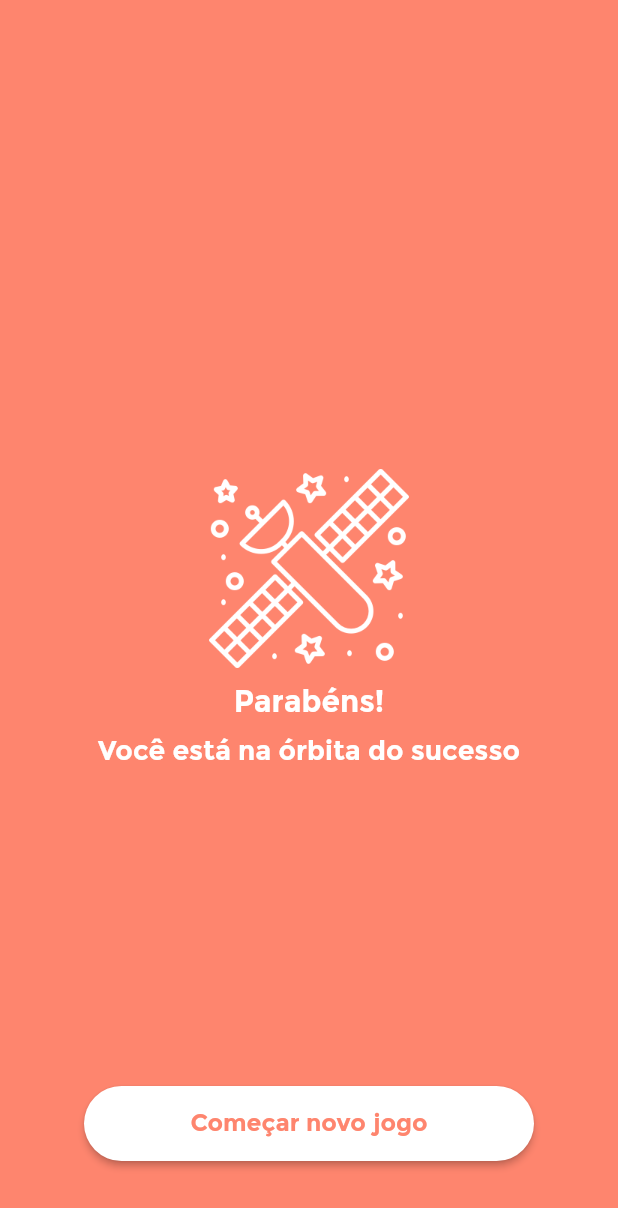
After one commit to Novatics/nasa, a Flutter app: the screen it shows after launch, after a tap on "Congratulations", on a phone screen of 412 x 824 dp. The commit adds this screen. Shown: the top 1208 px of the screen. Run offline on Flutter 3.47's test engine with Material 2 defaults, Android fonts, the phone set to English and light mode, and no system bars; our stand-ins replace camera, geolocator; missing offline and left inert: qr_mobile_vision.

Commit message:
Congratulations

```diff
--- a/lib/main.dart
+++ b/lib/main.dart
@@ -5,6 +5,7 @@ import 'pages/HUD.dart';
 import 'pages/Home.dart';
 import 'pages/JoinGameForm.dart';
 import 'pages/NewGame.dart';
+import 'pages/Congratulations.dart';
 
 void main() async {
   Position position = await Geolocator()
@@ -107,6 +108,13 @@ class _MyHomePageState extends State<MyHomePage> {
                     context,
                     MaterialPageRoute(builder: (context) => HUD()),
                   ),
+                ),
+                RaisedButton(
+                  child: Text('Congratulations'),
+                  onPressed: () => Navigator.push(
+                    context,
+                    MaterialPageRoute(builder: (context) => Congratulations()),
+                  ),
                 )
               ],
             ),
--- /dev/null
+++ b/lib/pages/Congratulations.dart
@@ -0,0 +1,145 @@
+import 'package:flutter/material.dart';
+import 'JoinGameForm.dart';
+
+class Congratulations extends StatelessWidget {
+  void doSomething() {
+    print('Chamou!');
+  }
+
+  @override
+  Widget build(BuildContext context) {
+    return Scaffold(
+      body: DecoratedBox(
+        position: DecorationPosition.background,
+        decoration: BoxDecoration(color: Color.fromRGBO(254, 133, 110, 1)),
+        child: Stack(
+          children: <Widget>[
+            Positioned(
+              child: Align(
+                alignment: Alignment.center,
+                child: Column(
+                  mainAxisAlignment: MainAxisAlignment.center,
+                  children: <Widget>[
+                    Container(
+                        margin: EdgeInsets.only(bottom: 10),
+                        child: Image.asset(
+                          'assets/images/satelite.png',
+                          width: 133,
+                          height: 133,
+                        )),
+                    new Container(
+                      child: Text(
+                        "Parabéns!",
+                        style: TextStyle(
+                            fontFamily: 'Montreal',
+                            fontSize: 20,
+                            color: Color.fromRGBO(255, 255, 255, 1),
+                            fontWeight: FontWeight.bold),
+                      ),
+                      margin: const EdgeInsets.only(bottom: 10),
+                    ),
+                    new Container(
+                      child: Text(
+                        "Você está na órbita do sucesso",
+                        style: TextStyle(
+                            fontFamily: 'Montreal',
+                            fontSize: 18,
+                            color: Color.fromRGBO(255, 255, 255, 1),
+                            fontWeight: FontWeight.bold),
+                      ),
+                      margin: const EdgeInsets.only(top: 0),
+                    ),
+                  ],
+                ),
+              ),
+            ),
+            Center(
+              child: Column(
+                crossAxisAlignment: CrossAxisAlignment.center,
+                mainAxisSize: MainAxisSize.max,
+                mainAxisAlignment: MainAxisAlignment.end,
+                children: <Widget>[
+                  Container(
+                    width: 300,
+                    margin: EdgeInsets.only(bottom: 50),
+                    child: Center(
+                      child: MaterialButton(
+                        child: Row(
+                          mainAxisAlignment: MainAxisAlignment.center,
+                          children: <Widget>[
+                            Expanded(
+                              child: Text(
+                                'Começar novo jogo',
+                                textAlign: TextAlign.center,
+                                style: TextStyle(
+                                    fontFamily: 'Montreal',
+                                    fontSize: 16,
+                                    color: Color.fromRGBO(254, 133, 110, 1),
+                                    fontWeight: FontWeight.bold),
+                              ),
+                            ),
+                          ],
+                        ),
+                        onPressed: () => Navigator.push(
+                          context,
+                          MaterialPageRoute(
+                              builder: (context) => JoingGameForm()),
+                        ),
+                        color: Color.fromRGBO(255, 255, 255, 1),
+                        height: 50.0,
+                        minWidth: 300.0,
+                        shape: StadiumBorder(),
+                      ),
+                    ),
+                  ),
+                ],
+              ),
+            )
+          ],
+        ),
+      ),
+    );
+  }
+}
+
+class ImageRotate extends StatefulWidget {
+  @override
+  _ImageRotateState createState() => new _ImageRotateState();
+}
+
+class _ImageRotateState extends State<ImageRotate>
+    with SingleTickerProviderStateMixin {
+  AnimationController animationController;
+
+  @override
+  void initState() {
+    super.initState();
+    animationController = new AnimationController(
+      vsync: this,
+      duration: new Duration(seconds: 7),
+    );
+
+    animationController.repeat();
+  }
+
+  @override
+  Widget build(BuildContext context) {
+    return new Container(
+      alignment: Alignment.center,
+      child: new AnimatedBuilder(
+        animation: animationController,
+        child: new Container(
+          height: 150.0,
+          width: 150.0,
+          child: new Image.asset('assets/images/satelite.png'),
+        ),
+        builder: (BuildContext context, Widget _widget) {
+          return new Transform.rotate(
+            angle: animationController.value * 6.3,
+            child: _widget,
+          );
+        },
+      ),
+    );
+  }
+}
```
Also changed, not shown: lib/pages/JoinGameForm.dart (+22 -26 lines), assets/images/satelite.png (added).
